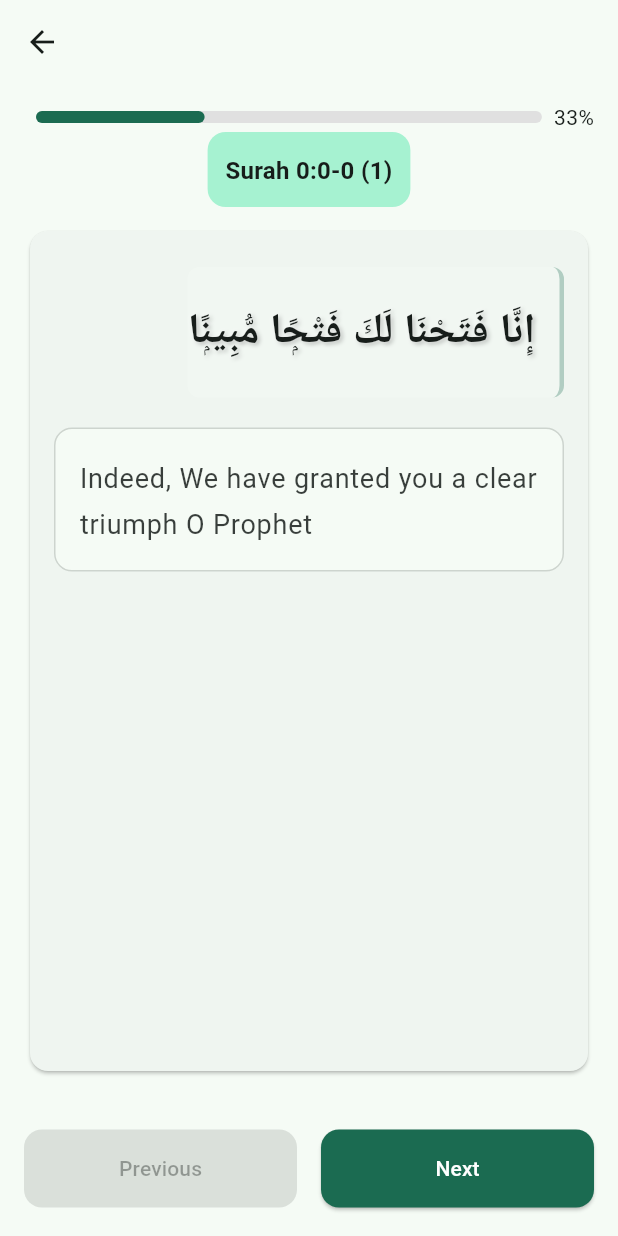
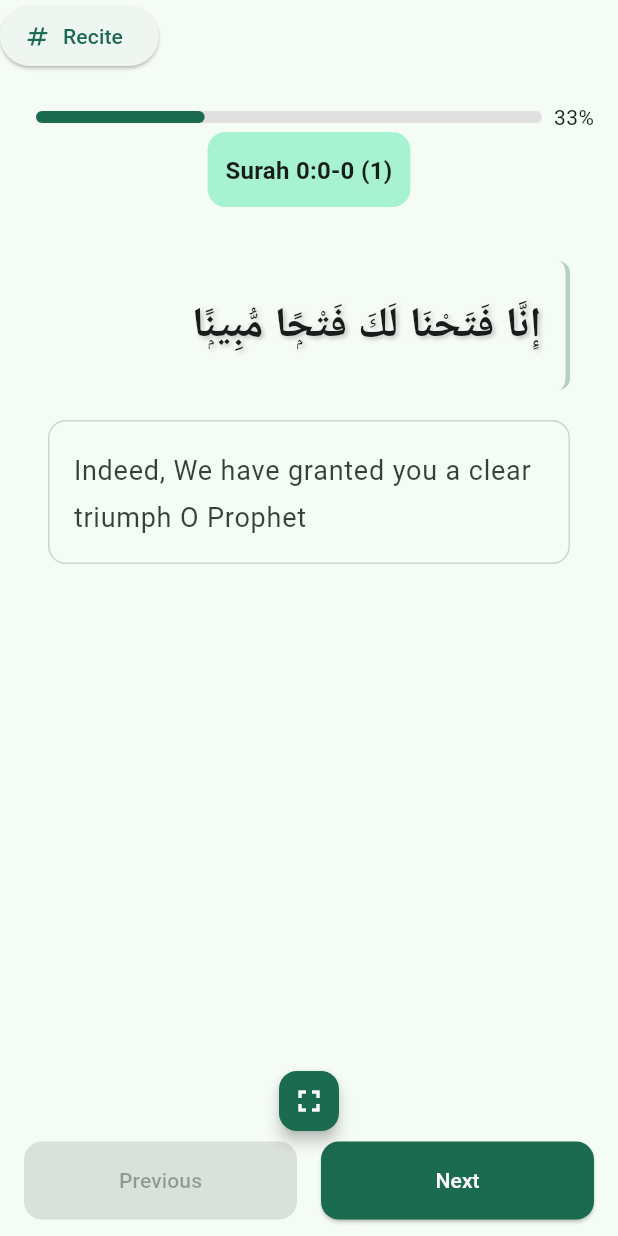
Before and after one commit to oneeall/ourdeen, a Flutter app: the MemorizationSessionView screen opened directly with empty values, on a phone screen of 412 x 824 dp. Run offline on Flutter 3.47's test engine with Material 3 defaults, Android fonts, the phone set to English and light mode, and no system bars; our stand-ins replace google_fonts; Roboto replaces fonts that are missing (Amiri, Noto Sans Anatolian Hieroglyphs).

Commit message:
init CTA to recite

```diff
--- a/lib/features/memorizing/presentation/views/memorization_session_view.dart
+++ b/lib/features/memorizing/presentation/views/memorization_session_view.dart
@@ -237,30 +237,35 @@
 
   @override
   Widget build(BuildContext context) {
+    final _scaffoldKey = GlobalKey<ScaffoldState>();
     return Scaffold(
+      key: _scaffoldKey,
       body: NotificationListener<ScrollNotification>(
         onNotification: (ScrollNotification notification) {
-          if (notification is ScrollUpdateNotification) {
-            final currentOffset = notification.metrics.pixels;
-            final scrollDirection = currentOffset - lastScrollOffset;
-
-            if (scrollDirection > scrollThreshold) {
-              // Scrolling down - hide bottom nav
-              showOrHideBottomNav(false);
-              isScrollingDown = true;
-              isScrollingUp = false;
-            } else if (scrollDirection < -scrollThreshold) {
-              // Scrolling up - show bottom nav
-              showOrHideBottomNav(true);
-              isScrollingDown = false;
-              isScrollingUp = true;
-            }
-
-            lastScrollOffset = currentOffset;
-          }
+          /// TODO : turns out I think no need auto collapse while scrolling the verse because now there is floating button that can handle it.
+          // if (notification is ScrollUpdateNotification) {
+          //   final currentOffset = notification.metrics.pixels;
+          //   final scrollDirection = currentOffset - lastScrollOffset;
+          //
+          //   if (scrollDirection > scrollThreshold) {
+          //     // Scrolling down - hide bottom nav
+          //     showOrHideBottomNav(false);
+          //     isScrollingDown = true;
+          //     isScrollingUp = false;
+          //   } else if (scrollDirection < -scrollThreshold) {
+          //     // Scrolling up - show bottom nav
+          //     showOrHideBottomNav(true);
+          //     isScrollingDown = false;
+          //     isScrollingUp = true;
+          //   }
+          //
+          //   lastScrollOffset = currentOffset;
+          // }
           return true;
         },
-        child: CustomScrollView(
+        child: Stack(
+          children: [
+            CustomScrollView(
               controller: bodyScrollController,
               slivers: [
                 SliverAppBar(
@@ -302,10 +307,36 @@
                             ],
                           ),
                           // Surah info
-                      Container(
+                          GestureDetector(
+                            onTap: () {
+                              // This function triggers the bottom sheet and our custom scrim
+                              _scaffoldKey.currentState?.showBottomSheet((
+                                BuildContext context,
+                              ) {
+                                return SizedBox(
+                                  height: 250,
+                                  child: Center(
+                                    child: Column(
+                                      mainAxisAlignment: MainAxisAlignment.center,
+                                      children: <Widget>[
+                                        const Text('This is the bottom sheet!'),
+                                        const SizedBox(height: 20),
+                                        ElevatedButton(
+                                          child: const Text('Close'),
+                                          onPressed: () => Navigator.pop(context),
+                                        ),
+                                      ],
+                                    ),
+                                  ),
+                                );
+                              });
+                            },
+                            child: Container(
                               padding: const EdgeInsets.all(12),
                               decoration: BoxDecoration(
-                          color: Theme.of(context).colorScheme.primaryContainer,
+                                color: Theme.of(
+                                  context,
+                                ).colorScheme.primaryContainer,
                                 borderRadius: BorderRadius.circular(12),
                               ),
                               child: Text(
@@ -313,6 +344,7 @@
                                 style: Theme.of(context).textTheme.titleMedium
                                     ?.copyWith(fontWeight: FontWeight.bold),
                                 textAlign: TextAlign.center,
+                              ),
                             ),
                           ),
                         ],
@@ -332,8 +364,6 @@
                       right: 16.0,
                       bottom: 16.0,
                     ),
-                child: TransformByGestured(
-                  child: Card(
                     child: Column(
                       crossAxisAlignment: CrossAxisAlignment.stretch,
                       children: [
@@ -359,17 +389,51 @@
                     ),
                   ),
                 ),
+              ],
             ),
-            ),
+            ReciteFloatButton()
           ],
         ),
       ),
+      floatingActionButton: _floatingActionBuild(
+        context,
+        visibilityBottomNavNotifier,
+        onPressed: () {
+          var isBottomNavVisible = visibilityBottomNavNotifier.value;
+          showOrHideBottomNav(!isBottomNavVisible);
+        },
+      ),
+      floatingActionButtonLocation: FloatingActionButtonLocation.centerDocked,
       bottomNavigationBar: _BottomNavigation(
         currentStep: _currentStep,
         previousStep: _previousStep,
         nextStep: _nextStep,
         verses: _verses,
         visibilityNotifier: visibilityBottomNavNotifier,
+      ),
+    );
+  }
+
+  // This is our custom scrim builder function
+  Widget _buildScrim(BuildContext context, Animation<double> animation) {
+    // We use a FadeTransition to animate the scrim's opacity.
+    return ScaleTransition(
+      scale: animation,
+      // Use a GestureDetector to dismiss the bottom sheet when the scrim is tapped.
+      child: GestureDetector(
+        onTap: () => Navigator.of(context).pop(),
+        child: Container(
+          decoration: const BoxDecoration(
+            gradient: RadialGradient(
+              colors: [
+                Color.fromARGB(200, 76, 175, 80), // Opaque Green in the center
+                Colors.redAccent, // Transparent on the edges
+              ],
+              radius: 1.5, // Make the gradient spread out
+              center: Alignment(0.0, 0.5), // Center it slightly lower
+            ),
+          ),
+        ),
       ),
     );
   }
@@ -384,16 +448,73 @@
   }
 }
 
+class ReciteFloatButton extends StatefulWidget {
+  const ReciteFloatButton({super.key});
+
+  @override
+  State<ReciteFloatButton> createState() => _ReciteFloatButtonState();
+}
+
+class _ReciteFloatButtonState extends State<ReciteFloatButton> {
+  var _offset = Offset(0.0, 0.0);
+
+  @override
+  Widget build(BuildContext context) {
+    return Positioned(
+      left: _offset.dx,
+      top: _offset.dy,
+      child: GestureDetector(
+        onPanUpdate: (details) {
+          setState(() {
+
+            _offset += Offset(details.delta.dx, details.delta.dy);
+          });
+        },
+        child: ElevatedButton.icon(
+          icon: Icon(Icons.numbers),
+          onPressed: () {},
+          label: Text('Recite'),
+        ),
+      ),
+    );
+  }
+}
+
+FloatingActionButton? _floatingActionBuild(
+  BuildContext context,
+  ValueNotifier<bool> visibilityBottomNavNotifier, {
+  required VoidCallback onPressed,
+}) {
+  return true
+      ? FloatingActionButton.small(
+          onPressed: onPressed,
+          backgroundColor: Theme.of(context).colorScheme.primary,
+          foregroundColor: Colors.white,
+          elevation: 4.0,
+          shape: RoundedRectangleBorder(
+            borderRadius: BorderRadius.circular(12),
+          ),
+          tooltip: 'Tap to recitation mode',
+          child: ValueListenableBuilder(
+            valueListenable: visibilityBottomNavNotifier,
+            builder: (context, value, child) =>
+                value ? Icon(Icons.fullscreen) : Icon(Icons.fullscreen_exit),
+          ),
+        )
+      : null;
+}
+
 class TransformByGestured extends StatefulWidget {
   const TransformByGestured({super.key, required this.child});
+
   final Widget child;
 
   @override
   State<TransformByGestured> createState() => _State();
 }
 
-class _State extends State<TransformByGestured> with SingleTickerProviderStateMixin {
-
+class _State extends State<TransformByGestured>
+    with SingleTickerProviderStateMixin {
   late AnimationController _animationController;
   late Animation<Offset> _positionAnimation;
   double _dragStartX = 0;
@@ -454,10 +575,12 @@
   }
 
   void _animateToPosition(double targetPosition) {
-    _animationController.animateTo(
+    _animationController
+        .animateTo(
           targetPosition.abs() / 300,
           duration: Duration(milliseconds: 300),
-    ).then((_) {
+        )
+        .then((_) {
           if (targetPosition != 0) {
             // Card was swiped away, replace with new card
             setState(() {
@@ -474,12 +597,13 @@
       onPanStart: _onPanStart,
       onPanUpdate: _onPanUpdate,
       onPanEnd: _onPanEnd,
-      child: Transform.translate(offset: Offset(_currentPosition, _currentPositionY),
-      child: widget.child),
+      child: Transform.translate(
+        offset: Offset(_currentPosition, _currentPositionY),
+        child: widget.child,
+      ),
     );
   }
 }
-
 
 class _BottomNavigation extends StatelessWidget {
   const _BottomNavigation({
@@ -489,6 +613,7 @@
     required this.verses,
     required this.visibilityNotifier,
   });
+
   final int currentStep;
   final VoidCallback previousStep;
   final VoidCallback nextStep;
@@ -504,7 +629,7 @@
       valueListenable: visibilityNotifier,
       builder: (context, isVisible, child) {
         return AnimatedContainer(
-          padding: const EdgeInsets.symmetric(horizontal: 16.0),
+          padding: const EdgeInsets.fromLTRB(16.0, 16.0, 16.0, 0.0),
           duration: const Duration(milliseconds: 300),
           height: isVisible ? _buttonHeightVisible : _buttonHeightHidden,
           child: child,
--- a/lib/features/shared/widgets/arabic_verse_widget.dart
+++ b/lib/features/shared/widgets/arabic_verse_widget.dart
@@ -1,4 +1,5 @@
 import 'package:flutter/material.dart';
+import 'package:google_fonts/google_fonts.dart';
 
 class ArabicVerseWidget extends StatelessWidget {
   final String verseText;
@@ -60,9 +61,9 @@
                     verseText,
                     style:
                         verseStyle ??
-                        textTheme.displayMedium?.copyWith(
+                        GoogleFonts.scheherazadeNew().copyWith(
                           fontSize: 28.0, // Larger for cognitive clarity
-                          fontFamily: 'Amiri',
+                          fontFamily: GoogleFonts.scheherazadeNew().fontFamily,
                           height: 2.2, // Better readability spacing
                           fontWeight: FontWeight.w600,
                           color: colorScheme.onSurface, // Use theme color
--- a/lib/main.dart
+++ b/lib/main.dart
@@ -1,5 +1,4 @@
 import 'package:flutter/material.dart';
-import 'package:ourdeen/features/counter2/presentation/counter2_page.dart';
 import 'package:ourdeen/features/memorizing/presentation/views/memorizing_view.dart';
 
 import 'core/theme/theme.dart';
```
Lines whose indentation alone changed are shown as unchanged.
